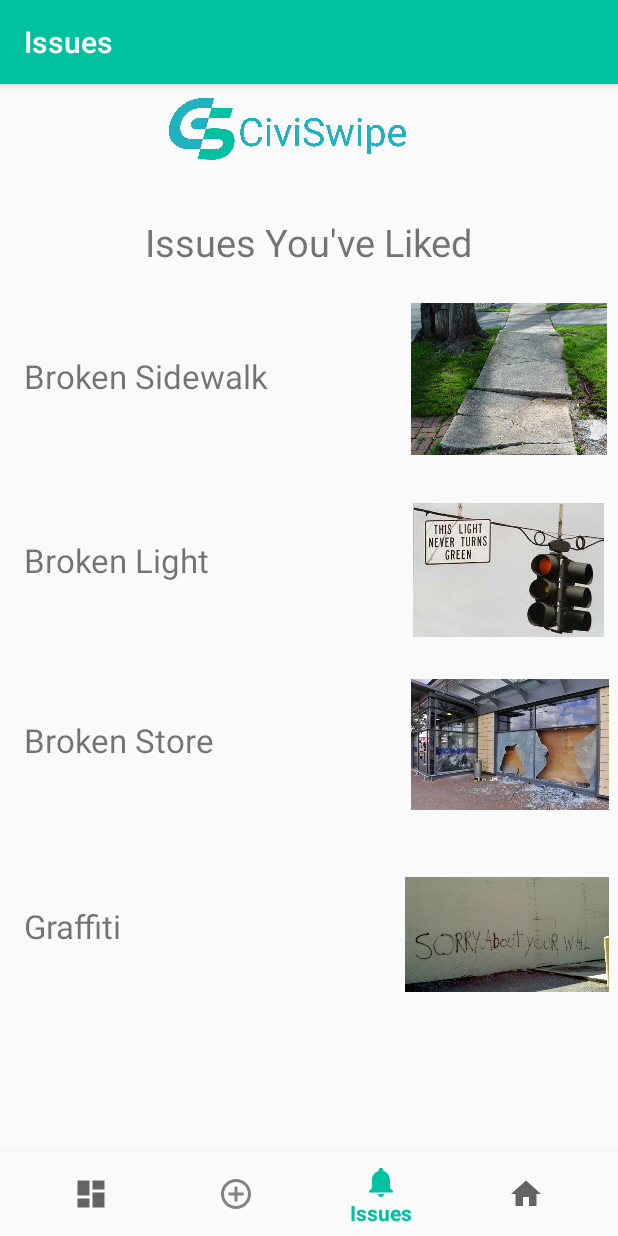
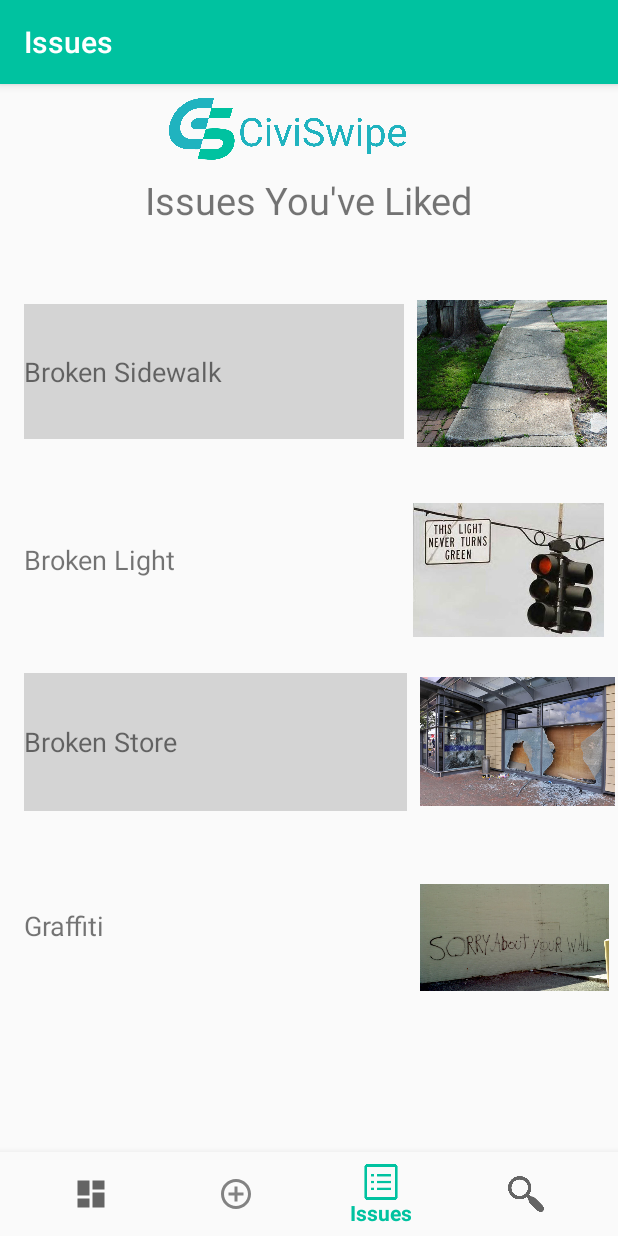
Before and after one commit to qwright/CiviSwipe, an Android app: the NotificationsFragment screen opened through its navigation route, on a phone screen of 412 x 824 dp. Run offline under Robolectric (Android 15) with nearby library versions, the phone set to English and light mode, and no system bars; our stand-ins replace navigation-ui.

Commit message:
Changed design

```diff
--- a/app/src/main/java/com/example/civiswipe/ui/home/HomeFragment.java
+++ b/app/src/main/java/com/example/civiswipe/ui/home/HomeFragment.java
@@ -37,7 +37,7 @@ public class HomeFragment extends Fragment implements View.OnClickListener{
         issueText = root.findViewById(R.id.home_issuetitle);
         issueText.setText("Tree on road\n 666 Academy Way");
         img = root.findViewById(R.id.home_img);
-        //img.setImageResource(R.drawable.treeonroad);
+        img.setImageResource(R.drawable.treeonroad);
         issueText.setOnClickListener(this);
         img.setOnClickListener(this);
         return root;
--- a/app/src/main/res/layout/fragment_notifications.xml
+++ b/app/src/main/res/layout/fragment_notifications.xml
@@ -18,17 +18,18 @@
         app:layout_constraintHorizontal_bias="0.454"
         app:layout_constraintStart_toStartOf="parent"
         app:layout_constraintTop_toTopOf="parent"
-        app:layout_constraintVertical_bias="0.122" />
+        app:layout_constraintVertical_bias="0.083" />
 
     <TextView
         android:id="@+id/issue1"
-        android:layout_width="257dp"
-        android:layout_height="103dp"
+        android:layout_width="253dp"
+        android:layout_height="90dp"
         android:layout_marginStart="16dp"
         android:layout_marginLeft="16dp"
+        android:background="#d4d4d4"
         android:gravity="center_vertical"
         android:text="Broken Sidewalk"
-        android:textSize="22dp"
+        android:textSize="18dp"
         app:layout_constraintBottom_toBottomOf="parent"
         app:layout_constraintStart_toStartOf="parent"
         app:layout_constraintTop_toTopOf="parent"
@@ -42,7 +43,7 @@
         android:layout_marginLeft="16dp"
         android:gravity="center_vertical"
         android:text="Broken Light"
-        android:textSize="22dp"
+        android:textSize="18dp"
         app:layout_constraintBottom_toBottomOf="parent"
         app:layout_constraintStart_toStartOf="parent"
         app:layout_constraintTop_toTopOf="parent"
@@ -50,13 +51,14 @@
 
     <TextView
         android:id="@+id/issue2"
-        android:layout_width="259dp"
-        android:layout_height="103dp"
+        android:layout_width="255dp"
+        android:layout_height="92dp"
         android:layout_marginStart="16dp"
         android:layout_marginLeft="16dp"
+        android:background="#d4d4d4"
         android:gravity="center_vertical"
         android:text="Broken Store"
-        android:textSize="22dp"
+        android:textSize="18dp"
         app:layout_constraintBottom_toBottomOf="parent"
         app:layout_constraintStart_toStartOf="parent"
         app:layout_constraintTop_toTopOf="parent"
@@ -70,7 +72,7 @@
         android:layout_marginLeft="16dp"
         android:gravity="center_vertical"
         android:text="Graffiti"
-        android:textSize="22dp"
+        android:textSize="18dp"
         app:layout_constraintBottom_toBottomOf="parent"
         app:layout_constraintStart_toStartOf="parent"
         app:layout_constraintTop_toTopOf="parent"
@@ -78,14 +80,14 @@
 
     <ImageView
         android:id="@+id/imageView"
-        android:layout_width="132dp"
-        android:layout_height="101dp"
+        android:layout_width="137dp"
+        android:layout_height="98dp"
         app:layout_constraintBottom_toBottomOf="parent"
         app:layout_constraintEnd_toEndOf="parent"
-        app:layout_constraintHorizontal_bias="0.0"
+        app:layout_constraintHorizontal_bias="0.608"
         app:layout_constraintStart_toEndOf="@+id/issue1"
         app:layout_constraintTop_toTopOf="parent"
-        app:layout_constraintVertical_bias="0.219"
+        app:layout_constraintVertical_bias="0.215"
         app:srcCompat="@drawable/broken_sidewalk" />
 
     <ImageView
@@ -102,20 +104,20 @@
 
     <ImageView
         android:id="@+id/imageView3"
-        android:layout_width="132dp"
-        android:layout_height="98dp"
+        android:layout_width="130dp"
+        android:layout_height="99dp"
         app:layout_constraintBottom_toBottomOf="parent"
         app:layout_constraintEnd_toEndOf="parent"
-        app:layout_constraintHorizontal_bias="0.978"
+        app:layout_constraintHorizontal_bias="0.992"
         app:layout_constraintStart_toStartOf="parent"
         app:layout_constraintTop_toTopOf="parent"
-        app:layout_constraintVertical_bias="0.584"
+        app:layout_constraintVertical_bias="0.581"
         app:srcCompat="@drawable/broken_store" />
 
     <ImageView
         android:id="@+id/imageView4"
-        android:layout_width="136dp"
-        android:layout_height="91dp"
+        android:layout_width="126dp"
+        android:layout_height="83dp"
         app:layout_constraintBottom_toBottomOf="parent"
         app:layout_constraintEnd_toEndOf="parent"
         app:layout_constraintHorizontal_bias="0.978"
--- a/app/src/main/res/layout/home_fragment.xml
+++ b/app/src/main/res/layout/home_fragment.xml
@@ -31,4 +31,16 @@
         app:layout_constraintStart_toStartOf="parent"
         app:layout_constraintTop_toTopOf="parent"
         app:layout_constraintVertical_bias="0.25" />
+
+    <TextView
+        android:id="@+id/textView"
+        android:layout_width="wrap_content"
+        android:layout_height="wrap_content"
+        android:text="Your Submissions"
+        android:textSize="25dp"
+        app:layout_constraintBottom_toBottomOf="parent"
+        app:layout_constraintEnd_toEndOf="parent"
+        app:layout_constraintStart_toStartOf="parent"
+        app:layout_constraintTop_toTopOf="parent"
+        app:layout_constraintVertical_bias="0.121" />
 </androidx.constraintlayout.widget.ConstraintLayout>
--- a/app/src/main/res/menu/bottom_nav_menu.xml
+++ b/app/src/main/res/menu/bottom_nav_menu.xml
@@ -11,11 +11,11 @@
         android:title="@string/title_new_issue" />
     <item
         android:id="@+id/navigation_issues"
-        android:icon="@drawable/ic_notifications_black_24dp"
+        android:icon="@drawable/list"
         android:title="Issues" />
     <item
         android:id="@+id/navigation_home"
-        android:icon="@drawable/ic_home_black_24dp"
-        android:title="Home"/>
+        android:icon="@drawable/search"
+        android:title="Submissions"/>
 
 </menu>
--- a/app/src/main/res/navigation/mobile_navigation.xml
+++ b/app/src/main/res/navigation/mobile_navigation.xml
@@ -26,6 +26,6 @@
     <fragment
         android:id="@+id/navigation_home"
         android:name="com.example.civiswipe.ui.home.HomeFragment"
-        android:label="Home"
+        android:label="Submissions"
         tools:layout="@layout/home_fragment" />
 </navigation>
```
Also changed, not shown: app/src/main/res/drawable/list.png (added), app/src/main/res/drawable/search.png (added).
